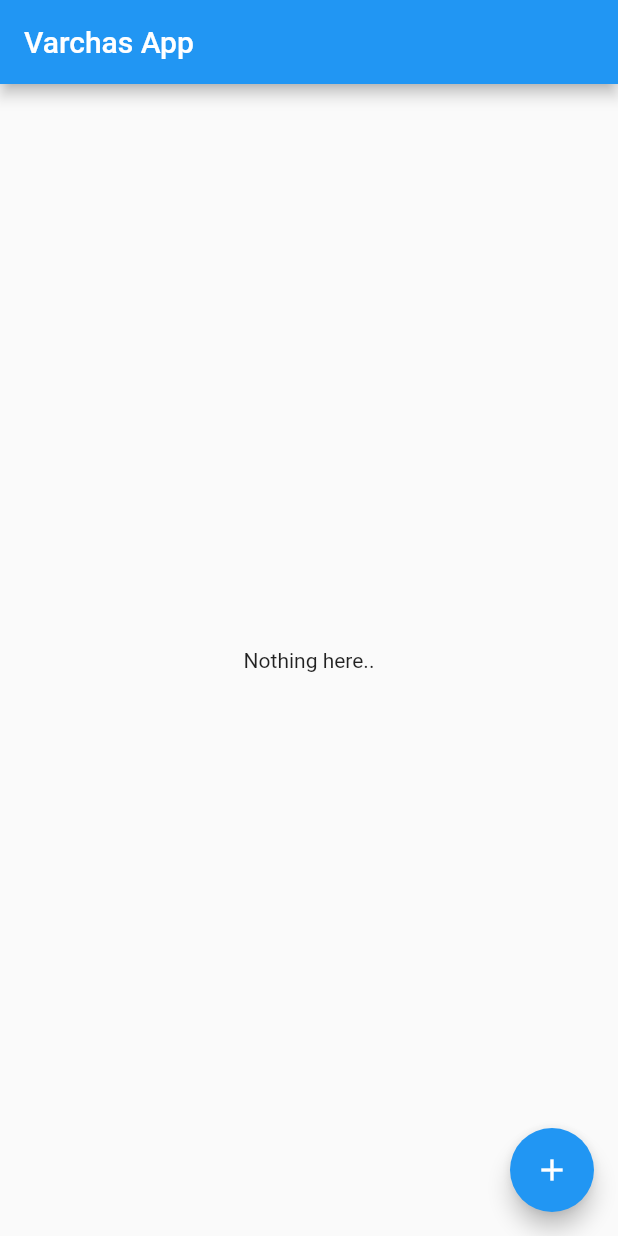
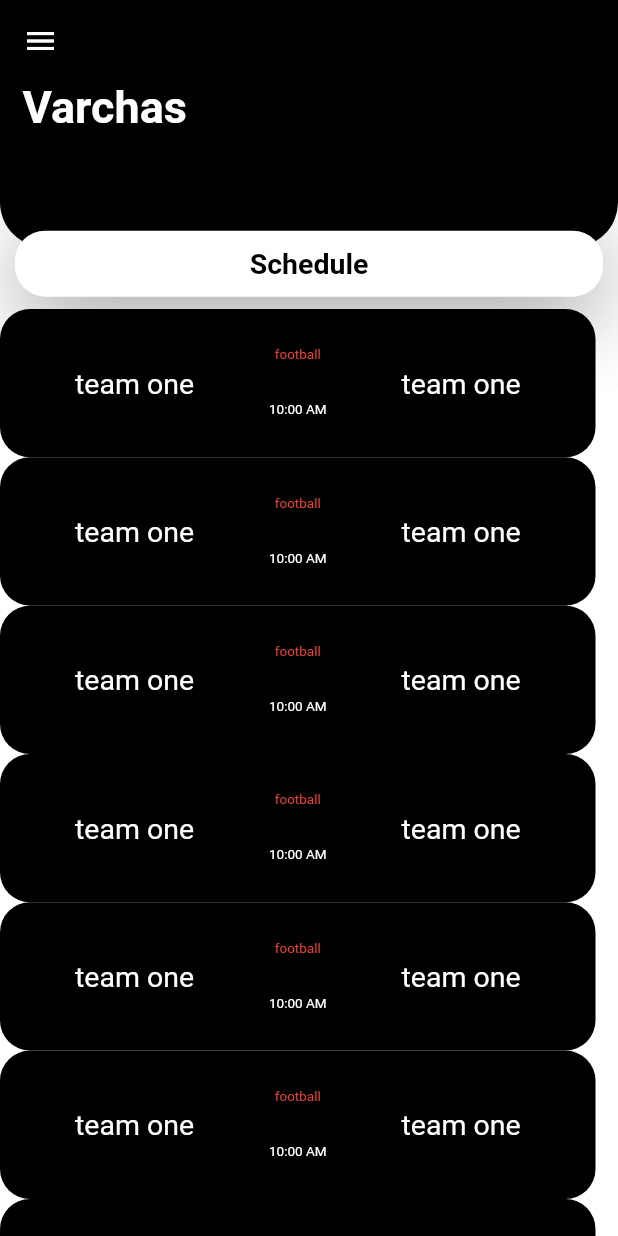
Before and after one commit to devlup-labs/varchas-app, a Flutter app: the screen it shows after launch, on a phone screen of 412 x 824 dp. Run offline on Flutter 3.47's test engine with Material 2 defaults, Android fonts, the phone set to English and light mode, and no system bars.

Commit message:
added schedule screen and widgets

```diff
--- a/lib/main.dart
+++ b/lib/main.dart
@@ -1,5 +1,5 @@
 import 'package:flutter/material.dart';
-
+import 'package:varchas_app/screens/scheduleScreen.dart';
 void main() {
   runApp(const MyApp());
 }
@@ -11,42 +11,9 @@ class MyApp extends StatelessWidget {
   @override
   Widget build(BuildContext context) {
     return const MaterialApp(
-      title: 'Flutter Demo',
-      home: MyHomePage(),
+      title: 'Varchas',
+
+      home: scheduleScreen(),
     );
   }
 }
-
-class MyHomePage extends StatefulWidget {
-  const MyHomePage({Key? key}) : super(key: key);
-
-  @override
-  State<MyHomePage> createState() => _MyHomePageState();
-}
-
-class _MyHomePageState extends State<MyHomePage> {
-
-  @override
-  Widget build(BuildContext context) {
-    return Scaffold(
-      appBar: AppBar(
-        title: const Text("Varchas App"),
-      ),
-      body: Center(
-        child: Column(
-          mainAxisAlignment: MainAxisAlignment.center,
-          children: const <Widget>[
-            Text(
-              'Nothing here..',
-            ),
-          ],
-        ),
-      ),
-      floatingActionButton: FloatingActionButton(
-        onPressed: (){},
-        tooltip: 'Does Nothing yet',
-        child: const Icon(Icons.add),
-      ),
-    );
-  }
-}
--- /dev/null
+++ b/lib/screens/scheduleScreen.dart
@@ -0,0 +1,39 @@
+import 'package:flutter/material.dart';
+import 'package:varchas_app/widgets.dart';
+class scheduleScreen extends StatelessWidget {
+  const scheduleScreen({Key? key}) : super(key: key);
+
+  @override
+  Widget build(BuildContext context) {
+    Size data = MediaQuery.of(context).size;
+    return Scaffold(
+      backgroundColor: Colors.white54,
+      body: SafeArea(
+        child: Column(
+          mainAxisAlignment: MainAxisAlignment.start,
+          crossAxisAlignment: CrossAxisAlignment.center,
+          children: [
+            Header(size: data),
+            SizedBox(height: data.height*0.01,),
+            Expanded(
+              child: ListView(
+                scrollDirection: Axis.vertical,
+                children: [
+                  DepartmentCard(teamTwoName: "team two", teamOneName: "team one", size: data, sportName: "football", time: "10:00 AM"),
+                  DepartmentCard(teamTwoName: "team two", teamOneName: "team one", size: data, sportName: "football", time: "10:00 AM"),
+                  DepartmentCard(teamTwoName: "team two", teamOneName: "team one", size: data, sportName: "football", time: "10:00 AM"),
+                  DepartmentCard(teamTwoName: "team two", teamOneName: "team one", size: data, sportName: "football", time: "10:00 AM"),
+                  DepartmentCard(teamTwoName: "team two", teamOneName: "team one", size: data, sportName: "football", time: "10:00 AM"),
+                  DepartmentCard(teamTwoName: "team two", teamOneName: "team one", size: data, sportName: "football", time: "10:00 AM"),
+                  DepartmentCard(teamTwoName: "team two", teamOneName: "team one", size: data, sportName: "football", time: "10:00 AM"),
+                  DepartmentCard(teamTwoName: "team two", teamOneName: "team one", size: data, sportName: "football", time: "10:00 AM"),
+
+                ],
+              ),
+            ),
+          ],
+        ),
+      ),
+    );
+  }
+}
--- /dev/null
+++ b/lib/widgets.dart
@@ -0,0 +1,108 @@
+// this file has all the widets that are used in all the screens
+
+import 'package:flutter/material.dart';
+
+class Header extends StatelessWidget {
+  final Size size;
+  const Header({Key? key, required this.size}) : super(key: key);
+
+  @override
+  Widget build(BuildContext context) {
+    return Container(
+      height: size.height * 0.24,
+      child: Stack(
+        children:[
+          Container(
+            padding: EdgeInsets.only(
+              top: 15,
+              left: 15,
+              right: 10,
+            ),
+            height: size.height * 0.2,
+            width: size.width,
+            decoration: BoxDecoration(
+              color: Colors.black,
+              borderRadius: BorderRadius.only(
+                bottomLeft: Radius.circular(30),
+                bottomRight: Radius.circular(30),
+              ),
+            ),
+            child: Column(
+              crossAxisAlignment: CrossAxisAlignment.start,
+              mainAxisAlignment: MainAxisAlignment.start,
+              children: [
+                Icon(Icons.menu,color: Colors.white,),
+                SizedBox(height: 15,),
+                Text('Varchas',style: TextStyle(color: Colors.white,fontSize:30,fontWeight: FontWeight.bold),),
+              ],
+            ),
+          ),
+          Positioned(
+            bottom: 0,
+            left: 0,
+            right: 0,
+            child: Container(
+              alignment: Alignment.center,
+              margin: EdgeInsets.symmetric(horizontal: 10),
+              padding: EdgeInsets.symmetric(horizontal: 50),
+              height: 44,
+              decoration: BoxDecoration(
+                color: Colors.white,
+                borderRadius: BorderRadius.circular(20),
+                boxShadow: [
+                  BoxShadow(
+                    offset: Offset(0, 10),
+                    blurRadius: 50,
+                    color: Colors.black45,
+                  ),
+                ],
+              ),
+              child: Text("Schedule",textAlign: TextAlign.center,style:TextStyle(color: Colors.black,fontSize: 19,fontWeight: FontWeight.bold),),
+            ),
+          ),
+        ],
+      ),
+    );
+  }
+}
+
+class DepartmentCard extends StatelessWidget {
+  final String teamOneName;
+  final String teamTwoName;
+  final String sportName;
+  final String time;
+  final Size size;
+  const DepartmentCard({Key? key,required this.teamTwoName,required this.teamOneName,required this.size,required this.sportName,required this.time}) : super(key: key);
+
+  @override
+  Widget build(BuildContext context) {
+    return Container(
+        height: size.height*0.12,
+        width: size.width*0.90,
+        margin: EdgeInsets.only(right: 15),
+        decoration: BoxDecoration(
+          color: Colors.black,
+          borderRadius: BorderRadius.circular(20),
+        ),
+        child: Row(
+          mainAxisAlignment: MainAxisAlignment.spaceEvenly,
+          crossAxisAlignment: CrossAxisAlignment.center,
+          children: [
+            Text( teamOneName, style: TextStyle( color: Colors.white, fontSize: 19,),),
+            Column(
+              mainAxisAlignment: MainAxisAlignment.spaceEvenly,
+              crossAxisAlignment: CrossAxisAlignment.center,
+              children: [
+                Text( sportName, style: TextStyle( color: Colors.red, fontSize: 9,),),
+                Text( time, style: TextStyle( color: Colors.white, fontSize: 9,),),
+              ],
+            ),
+            Text( teamOneName, style: TextStyle( color: Colors.white, fontSize: 19,),),
+
+          ],
+        )
+
+      );
+
+  }
+}
```
